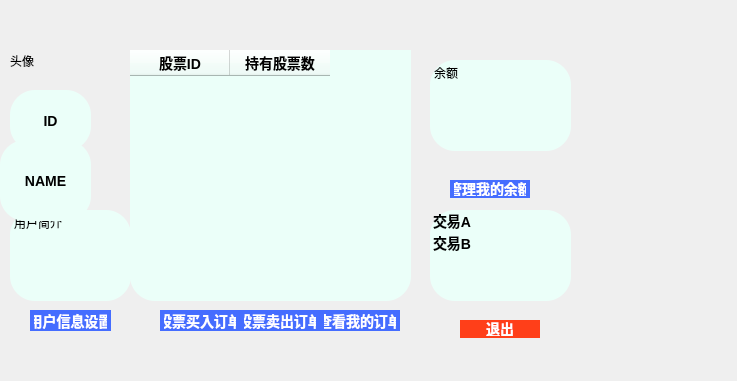
First picture: the form in src/AllWindow/ui_account.ui, repository Hypn0tised-ysy/stock-project, before the edit.
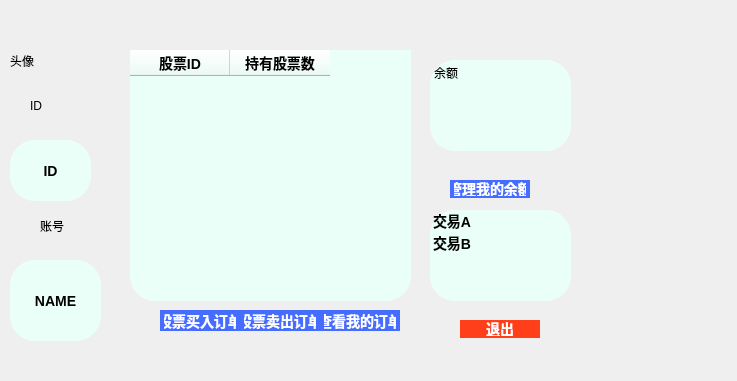
Second picture: the form after the edit.

Patch:
```diff
--- a/src/AllWindow/ui_account.ui
+++ b/src/AllWindow/ui_account.ui
@@ -26,58 +26,6 @@
     <string>头像</string>
    </property>
   </widget>
-  <widget class="QTextBrowser" name="jianjie">
-   <property name="enabled">
-    <bool>true</bool>
-   </property>
-   <property name="geometry">
-    <rect>
-     <x>10</x>
-     <y>210</y>
-     <width>121</width>
-     <height>91</height>
-    </rect>
-   </property>
-   <property name="styleSheet">
-    <string notr="true">background-color: rgb(235, 255, 249);
-border-radius:25px;    /*设置圆角半径 */
-font:bold 14px;		/*设置按钮文字和大小*/</string>
-   </property>
-   <property name="html">
-    <string>&lt;!DOCTYPE HTML PUBLIC &quot;-//W3C//DTD HTML 4.0//EN&quot; &quot;http://www.w3.org/TR/REC-html40/strict.dtd&quot;&gt;
-&lt;html&gt;&lt;head&gt;&lt;meta name=&quot;qrichtext&quot; content=&quot;1&quot; /&gt;&lt;meta charset=&quot;utf-8&quot; /&gt;&lt;style type=&quot;text/css&quot;&gt;
-p, li { white-space: pre-wrap; }
-hr { height: 1px; border-width: 0; }
-li.unchecked::marker { content: &quot;\2610&quot;; }
-li.checked::marker { content: &quot;\2612&quot;; }
-&lt;/style&gt;&lt;/head&gt;&lt;body style=&quot; font-family:'Microsoft YaHei UI'; font-size:14px; font-weight:700; font-style:normal;&quot;&gt;
-&lt;p style=&quot; margin-top:0px; margin-bottom:0px; margin-left:0px; margin-right:0px; -qt-block-indent:0; text-indent:0px;&quot;&gt;&lt;span style=&quot; font-size:9pt; font-weight:400;&quot;&gt;用户简介&lt;/span&gt;&lt;/p&gt;&lt;/body&gt;&lt;/html&gt;</string>
-   </property>
-  </widget>
-  <widget class="QPushButton" name="yonghuxinxishezhi">
-   <property name="geometry">
-    <rect>
-     <x>30</x>
-     <y>310</y>
-     <width>81</width>
-     <height>21</height>
-    </rect>
-   </property>
-   <property name="styleSheet">
-    <string notr="true">QPushButton{
-	background-color: rgb(69, 109, 255);
-
-border-color: rgb(138, 255, 255);
-border-radius:25px;    /*设置圆角半径 */
-padding:2px 4px;  /*QFrame边框与内部其它部件的距离*/
-color:white;		/*字体颜色*/
-font:bold 14px;		/*设置按钮文字和大小*/
-}</string>
-   </property>
-   <property name="text">
-    <string>用户信息设置</string>
-   </property>
-  </widget>
   <widget class="QPushButton" name="buy">
    <property name="geometry">
     <rect>
@@ -279,7 +227,7 @@
    <property name="geometry">
     <rect>
      <x>10</x>
-     <y>90</y>
+     <y>140</y>
      <width>81</width>
      <height>61</height>
     </rect>
@@ -299,8 +247,8 @@
   <widget class="QLabel" name="nicheng">
    <property name="geometry">
     <rect>
-     <x>0</x>
-     <y>140</y>
+     <x>10</x>
+     <y>260</y>
      <width>91</width>
      <height>81</height>
     </rect>
@@ -317,6 +265,32 @@
     <set>Qt::AlignCenter</set>
    </property>
   </widget>
+  <widget class="QLabel" name="name">
+   <property name="geometry">
+    <rect>
+     <x>40</x>
+     <y>220</y>
+     <width>40</width>
+     <height>12</height>
+    </rect>
+   </property>
+   <property name="text">
+    <string>账号</string>
+   </property>
+  </widget>
+  <widget class="QLabel" name="ID_text">
+   <property name="geometry">
+    <rect>
+     <x>30</x>
+     <y>100</y>
+     <width>40</width>
+     <height>12</height>
+    </rect>
+   </property>
+   <property name="text">
+    <string>ID</string>
+   </property>
+  </widget>
  </widget>
  <resources/>
  <connections/>
```
Left out of the diff: 15 changed lines with no effect on the pictures.
